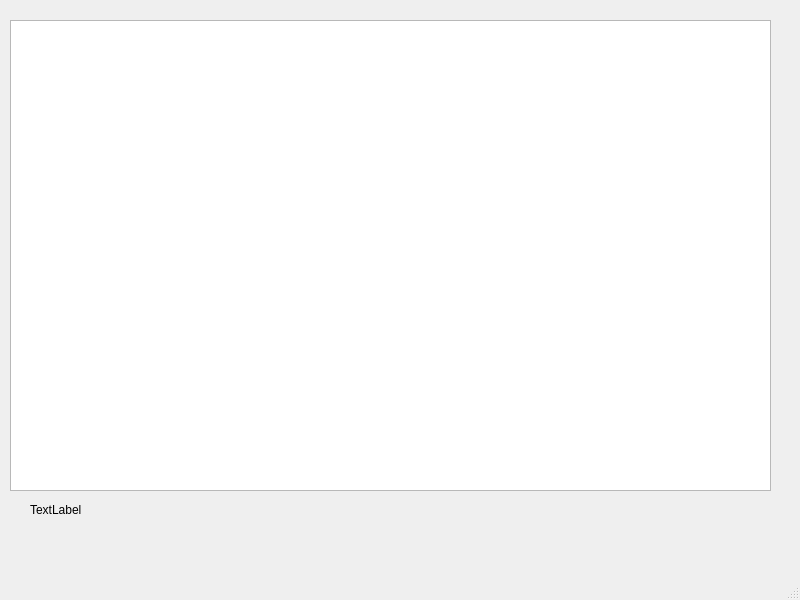
Before: the Qt Designer form ui/filewindow.ui in AntonioAlarcon32/Asterix_Decoder, drawn with Qt 5.
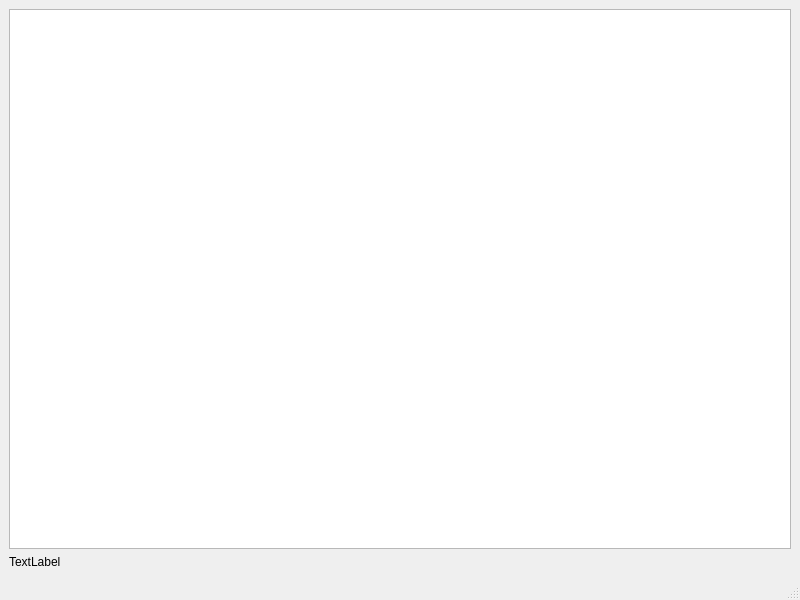
After: the same form once the commit is applied.

```diff
--- a/ui/filewindow.ui
+++ b/ui/filewindow.ui
@@ -14,29 +14,18 @@
    <string>Asterix File</string>
   </property>
   <widget class="QWidget" name="centralwidget">
-   <widget class="QTableView" name="tableView">
-    <property name="geometry">
-     <rect>
-      <x>10</x>
-      <y>20</y>
-      <width>761</width>
-      <height>471</height>
-     </rect>
-    </property>
-   </widget>
+   <layout class="QGridLayout" name="gridLayout_4">
+    <item row="0" column="0">
+     <widget class="QTableView" name="tableView"/>
+    </item>
+    <item row="1" column="0">
    <widget class="QLabel" name="loadedPackets">
-    <property name="geometry">
-     <rect>
-      <x>30</x>
-      <y>500</y>
-      <width>281</width>
-      <height>20</height>
-     </rect>
-    </property>
     <property name="text">
      <string>TextLabel</string>
     </property>
    </widget>
+    </item>
+   </layout>
   </widget>
   <widget class="QMenuBar" name="menubar">
    <property name="geometry">
```
Lines whose indentation alone changed are shown as unchanged.
